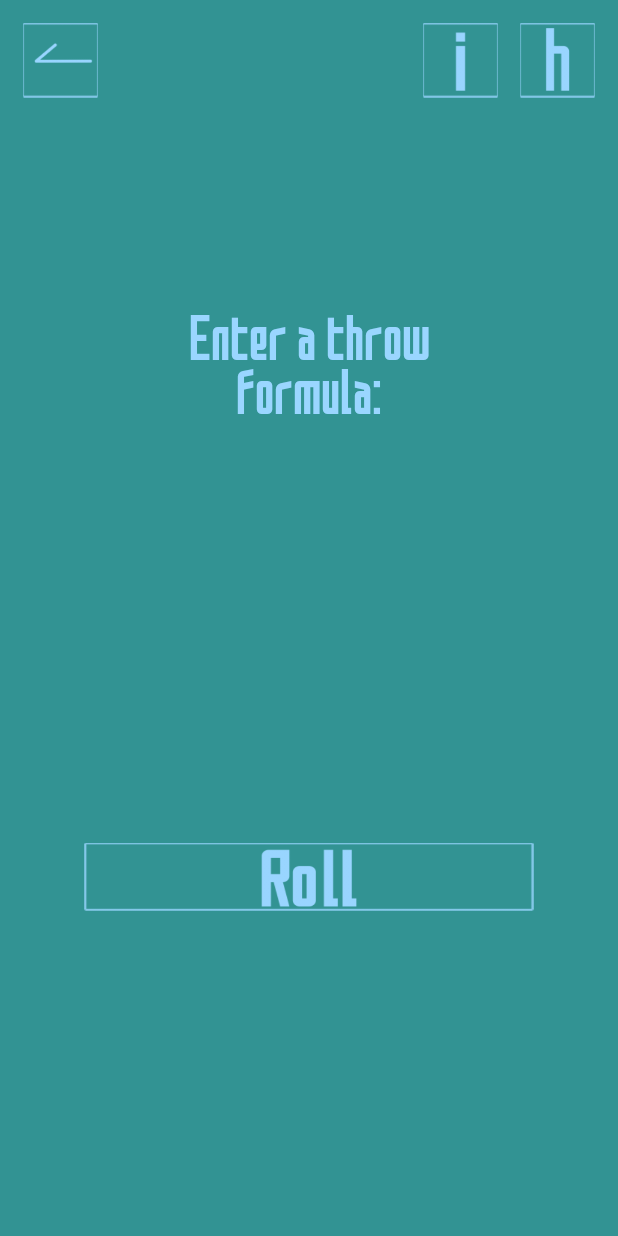
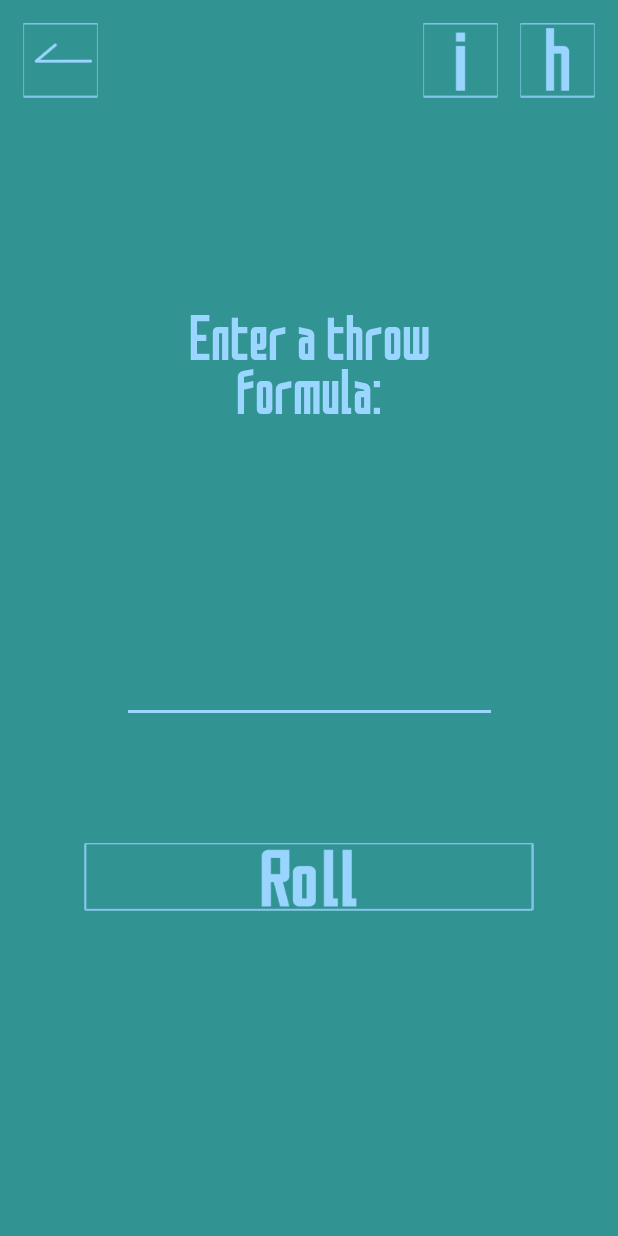
Before and after one commit to Leeder87/DiceRoller, an Android app: the screen it shows after launch (CustomActivity), after a tap on an icon or button, on a phone screen of 412 x 824 dp. Run offline under Robolectric (Android 15) with nearby library versions, the phone set to English and light mode, and no system bars.

Commit message:
Чуть поменял стиль

```diff
--- a/app/src/main/res/values/styles.xml
+++ b/app/src/main/res/values/styles.xml
@@ -4,14 +4,14 @@
         <!-- Customize your theme here. -->
         <item name="colorPrimary">@color/colorPrimary</item>
         <item name="colorPrimaryDark">@color/colorPrimaryDark</item>
-        <item name="colorAccent">@color/colorAccent</item>
+        <item name="colorAccent">@color/colorPrimaryDark</item>
     </style>
 
     <style name="AppShort" parent="Theme.AppCompat.NoActionBar">
         <!-- Customize your theme here. -->
         <item name="colorPrimary">@color/colorPrimary</item>
         <item name="colorPrimaryDark">@color/colorPrimaryDark</item>
-        <item name="colorAccent">@color/colorAccent</item>
+        <item name="colorAccent">@color/colorPrimaryDark</item>
         <!-- <item name="android:windowFullscreen">true</item> -->
         <!-- <item name="android:windowContentOverlay">@null</item> -->
         <!-- <item name="windowNoTitle">true</item> -->
```
